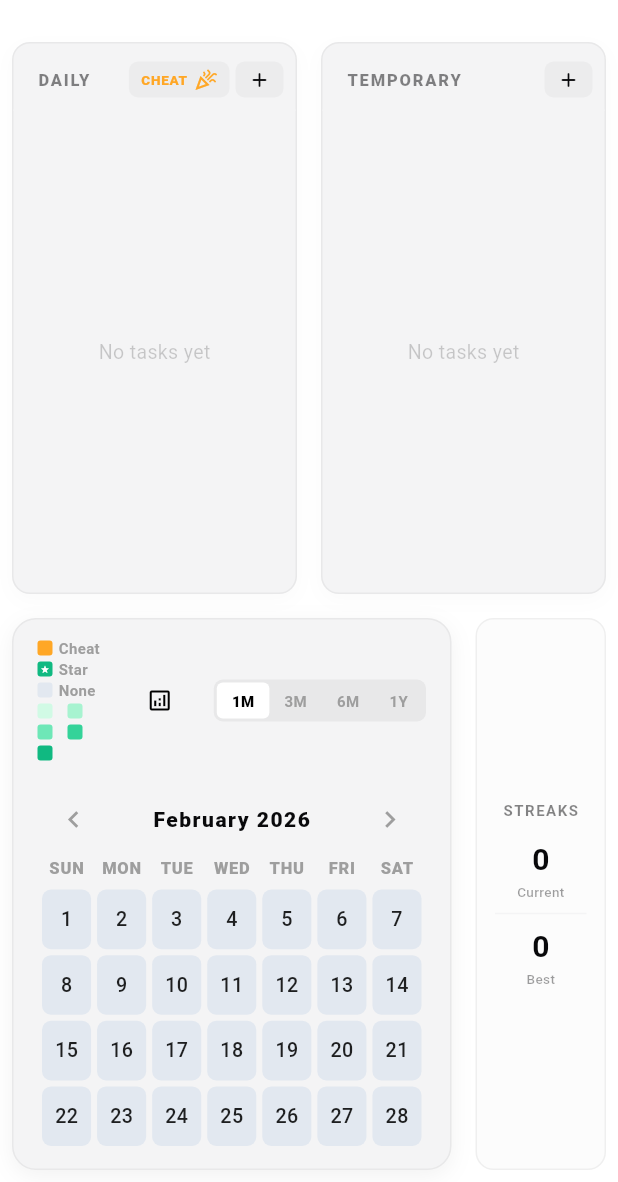
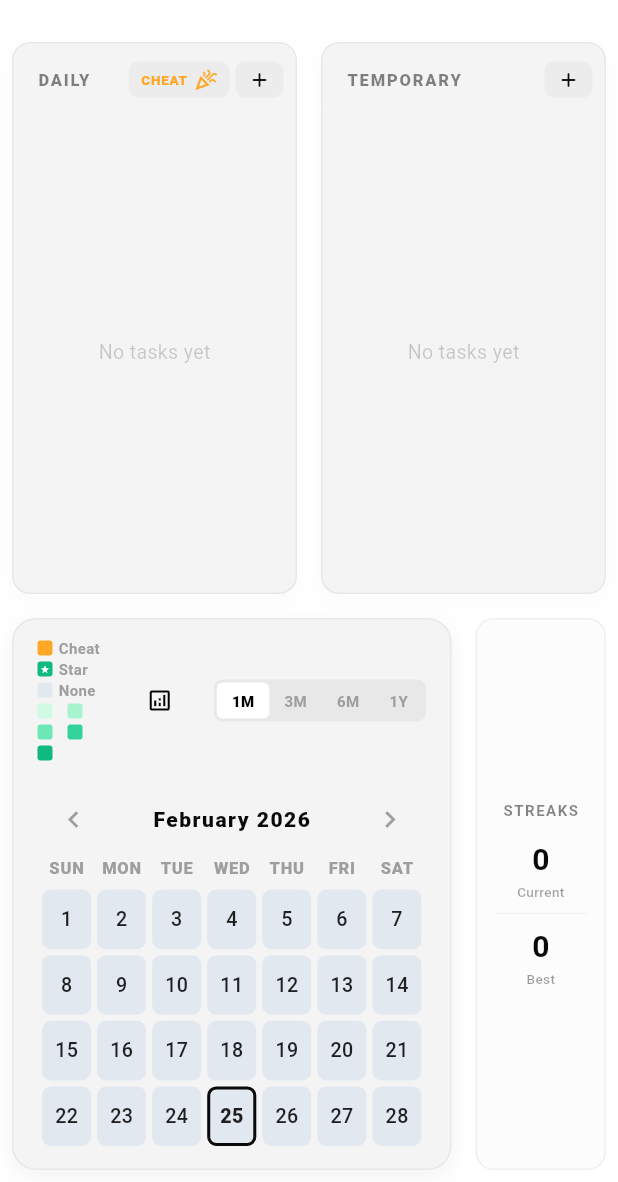
Before and after one commit to Uzee009/consistency-tracker, a Flutter app: the HomeScreen screen opened directly, after a tap on the "analytics" icon, after a tap on "1M", after a tap on the "analytics" icon, on a phone screen of 412 x 824 dp, the part 54-1236 px from its top. Run offline on Flutter 3.47's test engine with Material 3 defaults, Android fonts, the phone set to English and light mode, and no system bars; our stand-ins replace shared_preferences, sqflite, sqflite_common_ffi; accounts and stored records are empty.

Commit message:
Implement interactive Historical Day View: View past tasks/completions from heatmap with reset functionality

```diff
--- a/lib/screens/home_screen.dart
+++ b/lib/screens/home_screen.dart
@@ -31,21 +31,21 @@ class _HomeScreenState extends State<HomeScreen> {
   User? _currentUser;
   int _cheatDaysUsed = 0;
   Map<DateTime, int> _heatmapData = {};
+  DateTime _selectedDate = DateTime.now();
 
   @override
   void initState() {
     super.initState();
-    _initializeData();
+    _initializeData(_selectedDate);
   }
 
-  void _initializeData() async {
-    final today = DateTime.now();
-    final todayFormatted =
-        "${today.year}-${today.month.toString().padLeft(2, '0')}-${today.day.toString().padLeft(2, '0')}";
-    final yearMonth = "${today.year}-${today.month.toString().padLeft(2, '0')}";
+  void _initializeData(DateTime date) async {
+    final dateFormatted =
+        "${date.year}-${date.month.toString().padLeft(2, '0')}-${date.day.toString().padLeft(2, '0')}";
+    final yearMonth = "${date.year}-${date.month.toString().padLeft(2, '0')}";
 
-    final record = await DatabaseService.instance.getDayRecord(todayFormatted) ??
-        DayRecord(date: todayFormatted, completedTaskIds: [], skippedTaskIds: []);
+    final record = await DatabaseService.instance.getDayRecord(dateFormatted) ??
+        DayRecord(date: dateFormatted, completedTaskIds: [], skippedTaskIds: []);
 
     final users = await DatabaseService.instance.getAllUsers();
     User? currentUser;
@@ -59,10 +59,11 @@ class _HomeScreenState extends State<HomeScreen> {
     final records = await DatabaseService.instance.getDayRecords(limit: 366);
     final heatmapData = ScoringService.mapRecordsToHeatmapData(records);
 
-    final tasks = await DatabaseService.instance.getActiveTasksForDate(today);
+    final tasks = await DatabaseService.instance.getActiveTasksForDate(date);
 
     if (mounted) {
       setState(() {
+        _selectedDate = date;
         _todayRecord = record;
         _currentUser = currentUser;
         _cheatDaysUsed = cheatUsed;
@@ -70,6 +71,11 @@ class _HomeScreenState extends State<HomeScreen> {
         _todaysTasks = tasks;
       });
     }
+  }
+
+  void _onDateSelected(DateTime date) {
+    if (date.isAfter(DateTime.now())) return; // Prevent selecting future dates
+    _initializeData(date);
   }
 
   void _toggleTaskCompletion(Task task, bool? isCompleted) async {
@@ -129,7 +135,7 @@ class _HomeScreenState extends State<HomeScreen> {
     );
 
     await DatabaseService.instance.createOrUpdateDayRecord(_todayRecord);
-    _initializeData();
+    _initializeData(_selectedDate);
   }
 
   void _editTask(Task task) async {
@@ -137,7 +143,7 @@ class _HomeScreenState extends State<HomeScreen> {
       MaterialPageRoute(builder: (_) => TaskFormScreen(task: task)),
     );
     await _refreshTodayRecord();
-    _initializeData();
+    _initializeData(_selectedDate);
   }
 
   void _deleteTask(Task task) async {
@@ -160,7 +166,7 @@ class _HomeScreenState extends State<HomeScreen> {
     if (confirm == true) {
       await DatabaseService.instance.deleteTask(task.id);
       await _refreshTodayRecord();
-      _initializeData();
+      _initializeData(_selectedDate);
     }
   }
 
@@ -241,7 +247,7 @@ class _HomeScreenState extends State<HomeScreen> {
         type: type,
         onTaskAdded: () async {
           await _refreshTodayRecord();
-          _initializeData();
+          _initializeData(_selectedDate);
         },
       ),
     );
@@ -280,7 +286,7 @@ class _HomeScreenState extends State<HomeScreen> {
                 ),
               UserMenu(
                 currentUser: _currentUser,
-                onSettingsReturn: _initializeData,
+                onSettingsReturn: () => _initializeData(_selectedDate),
               ),
             ],
           ),
@@ -326,7 +332,11 @@ class _HomeScreenState extends State<HomeScreen> {
                   children: [
                     Expanded(
                       flex: 3,
-                      child: ConsistencyHeatmap(heatmapData: _heatmapData),
+                      child: ConsistencyHeatmap(
+                        heatmapData: _heatmapData,
+                        selectedDate: _selectedDate,
+                        onDateSelected: _onDateSelected,
+                      ),
                     ),
                     const Expanded(
                       flex: 1,
--- a/lib/widgets/consistency_heatmap.dart
+++ b/lib/widgets/consistency_heatmap.dart
@@ -4,10 +4,14 @@ import '../main.dart';
 
 class ConsistencyHeatmap extends StatefulWidget {
   final Map<DateTime, int> heatmapData;
+  final Function(DateTime)? onDateSelected;
+  final DateTime? selectedDate;
 
   const ConsistencyHeatmap({
     super.key,
     required this.heatmapData,
+    this.onDateSelected,
+    this.selectedDate,
   });
 
   @override
@@ -75,6 +79,15 @@ class _ConsistencyHeatmapState extends State<ConsistencyHeatmap> {
     final containerBg = StyleService.getHeatmapBg(style, isDark);
     final borderColor = StyleService.getDailyTaskBorder(style, isDark);
 
+    final today = DateTime.now();
+    final bool isViewingToday = widget.selectedDate == null ||
+        (widget.selectedDate!.year == today.year &&
+         widget.selectedDate!.month == today.month &&
+         widget.selectedDate!.day == today.day);
+
+    final List<String> monthNamesShort = ['JAN', 'FEB', 'MAR', 'APR', 'MAY', 'JUN', 'JUL', 'AUG', 'SEP', 'OCT', 'NOV', 'DEC'];
+    final String dateString = widget.selectedDate == null ? "" : "${widget.selectedDate!.day} ${monthNamesShort[widget.selectedDate!.month - 1]} ${widget.selectedDate!.year}";
+
     return Container(
       padding: const EdgeInsets.symmetric(horizontal: 16, vertical: 12),
       margin: const EdgeInsets.all(8.0),
@@ -101,23 +114,6 @@ class _ConsistencyHeatmapState extends State<ConsistencyHeatmap> {
                   runSpacing: 8,
                   crossAxisAlignment: WrapCrossAlignment.center,
                   children: [
-                    if (_isReportMode)
-                      Container(
-                        padding: const EdgeInsets.symmetric(horizontal: 8, vertical: 3),
-                        decoration: BoxDecoration(
-                          color: isDark ? Colors.white : Colors.black,
-                          borderRadius: BorderRadius.circular(4),
-                        ),
-                        child: Text(
-                          'REPORT',
-                          style: TextStyle(
-                            color: isDark ? Colors.black : Colors.white,
-                            fontSize: 9,
-                            fontWeight: FontWeight.w900,
-                            letterSpacing: 1,
-                          ),
-                        ),
-                      ),
                     Wrap(
                       spacing: 6,
                       crossAxisAlignment: WrapCrossAlignment.center,
@@ -133,6 +129,59 @@ class _ConsistencyHeatmapState extends State<ConsistencyHeatmap> {
                         _buildLegendItem(const Color(0xFF10B981), ''),
                       ],
                     ),
+                    if (!isViewingToday) ...[
+                      const SizedBox(width: 4),
+                      Container(
+                        height: 20,
+                        width: 1,
+                        color: isDark ? Colors.white10 : Colors.black12,
+                      ),
+                      const SizedBox(width: 4),
+                      Text(
+                        dateString,
+                        style: TextStyle(
+                          fontSize: 11,
+                          fontWeight: FontWeight.w900,
+                          color: Theme.of(context).colorScheme.primary,
+                          letterSpacing: 0.5,
+                        ),
+                      ),
+                      const SizedBox(width: 4),
+                      GestureDetector(
+                        onTap: () {
+                          if (widget.onDateSelected != null) {
+                            widget.onDateSelected!(DateTime.now());
+                          }
+                        },
+                        child: Container(
+                          padding: const EdgeInsets.symmetric(horizontal: 10, vertical: 6),
+                          decoration: BoxDecoration(
+                            color: Theme.of(context).colorScheme.primary,
+                            borderRadius: BorderRadius.circular(4),
+                          ),
+                          child: Row(
+                            mainAxisSize: MainAxisSize.min,
+                            children: [
+                              Icon(
+                                Icons.today_rounded,
+                                size: 12,
+                                color: Theme.of(context).colorScheme.onPrimary,
+                              ),
+                              const SizedBox(width: 6),
+                              Text(
+                                'TODAY',
+                                style: TextStyle(
+                                  fontSize: 9,
+                                  fontWeight: FontWeight.w900,
+                                  color: Theme.of(context).colorScheme.onPrimary,
+                                  letterSpacing: 0.5,
+                                ),
+                              ),
+                            ],
+                          ),
+                        ),
+                      ),
+                    ],
                   ],
                 ),
               ),
@@ -275,10 +324,17 @@ class _ConsistencyHeatmapState extends State<ConsistencyHeatmap> {
             else if (intensity == 5) cellColor = const Color(0xFF10B981);
             else cellColor = StyleService.getHeatmapEmptyCell(style, isDark);
 
+            final bool isSelected = widget.selectedDate != null &&
+                dDate.year == widget.selectedDate!.year &&
+                dDate.month == widget.selectedDate!.month &&
+                dDate.day == widget.selectedDate!.day;
+
             weekRowCells.add(
               GestureDetector(
                 onTap: () {
-                  ScaffoldMessenger.of(context).showSnackBar(SnackBar(content: Text('Date: ${dDate.toIso8601String().split('T')[0]}')));
+                  if (widget.onDateSelected != null) {
+                    widget.onDateSelected!(dDate);
+                  }
                 },
                 child: Container(
                   width: cellWidth,
@@ -288,11 +344,14 @@ class _ConsistencyHeatmapState extends State<ConsistencyHeatmap> {
                     decoration: BoxDecoration(
                       color: cellColor,
                       borderRadius: BorderRadius.circular(6),
+                      border: isSelected
+                          ? Border.all(color: Theme.of(context).colorScheme.primary, width: 2)
+                          : null,
                     ),
                     child: Center(
                        child: intensity == -2
                         ? Icon(Icons.star, size: cellHeight * 0.35, color: Colors.white)
-                        : Text('${dDate.day}', style: TextStyle(fontSize: (cellHeight*0.3).clamp(12, 18), color: (cellColor.computeLuminance() > 0.5) ? Colors.black87 : Colors.white, fontWeight: FontWeight.w500)),
+                        : Text('${dDate.day}', style: TextStyle(fontSize: (cellHeight*0.3).clamp(12, 18), color: (cellColor.computeLuminance() > 0.5) ? Colors.black87 : Colors.white, fontWeight: isSelected ? FontWeight.w900 : FontWeight.w500)),
                     ),
                   ),
                 ),
@@ -478,10 +537,17 @@ class _ConsistencyHeatmapState extends State<ConsistencyHeatmap> {
           else if (intensity == 5) cellColor = const Color(0xFF10B981);
           else cellColor = StyleService.getHeatmapEmptyCell(style, isDark);
 
+          final bool isSelected = widget.selectedDate != null &&
+              day.year == widget.selectedDate!.year &&
+              day.month == widget.selectedDate!.month &&
+              day.day == widget.selectedDate!.day;
+
           dayCellsInWeek.add(
             GestureDetector(
               onTap: () {
-                ScaffoldMessenger.of(context).showSnackBar(SnackBar(content: Text('Date: ${day.toIso8601String().split('T')[0]}')));
+                if (widget.onDateSelected != null) {
+                  widget.onDateSelected!(day);
+                }
               },
               child: SizedBox(
                 width: dynamicTotalCellSize,
@@ -492,6 +558,9 @@ class _ConsistencyHeatmapState extends State<ConsistencyHeatmap> {
                     decoration: BoxDecoration(
                       color: cellColor,
                       borderRadius: BorderRadius.circular(3),
+                      border: isSelected
+                          ? Border.all(color: Theme.of(context).colorScheme.primary, width: 1.5)
+                          : null,
                     ),
                     child: Center(
                       child: intensity == -2
@@ -500,7 +569,7 @@ class _ConsistencyHeatmapState extends State<ConsistencyHeatmap> {
                               day.day.toString(),
                               style: TextStyle(
                                 fontSize: (dynamicTotalCellHeight * 0.35).clamp(8, 12),
-                                fontWeight: FontWeight.w500,
+                                fontWeight: isSelected ? FontWeight.w900 : FontWeight.w500,
                                 color: (cellColor.computeLuminance() > 0.5) ? Colors.black87 : Colors.white,
                               ),
                             ),
```
Also changed, not shown: 1 other file.
